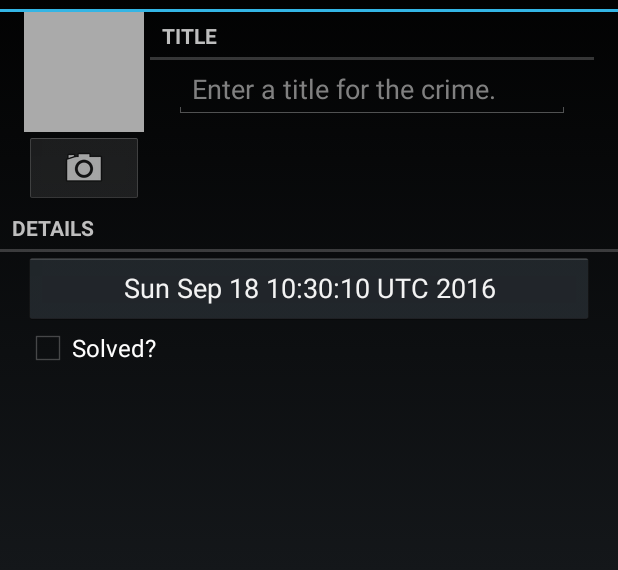
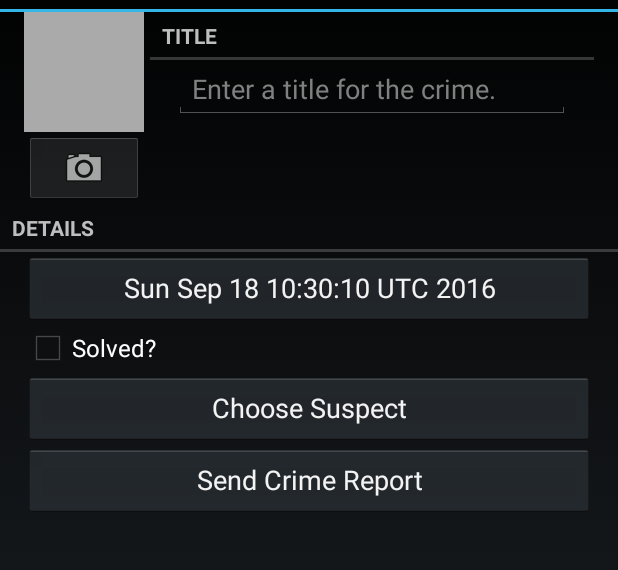
Before and after one commit to StudentWan/CriminalIntent, an Android app: the CrimeFragment screen opened directly, with no data from a screen before it, on a phone screen of 412 x 824 dp, the part 60-630 px from its top. Run offline under Robolectric (Android 15) with nearby library versions, the phone set to English and light mode, and no system bars.

Commit message:
Using implicit intent to record suspect and report crime.

```diff
--- a/CriminalIntent/app/src/main/java/com/wanbenyu/criminalintent/Crime.java
+++ b/CriminalIntent/app/src/main/java/com/wanbenyu/criminalintent/Crime.java
@@ -19,12 +19,14 @@
     private static final String JSON_SOLVED = "solved";
     private static final String JSON_DATE = "date";
     private static final String JSON_PHOTO = "photo";
+    private static final String JSON_SUSPECT = "suspect";
 
     private UUID mId;
     private String mTitle;
     private Date mDate;
     private boolean mSolved;
     private Photo mPhoto;
+    private String mSuspect;
 
     public Crime(){
 
@@ -41,6 +43,8 @@
         mDate = new Date(json.getLong(JSON_DATE));
         if(json.has(JSON_PHOTO))
             mPhoto = new Photo(json.getJSONObject(JSON_PHOTO));
+        if(json.has(JSON_SUSPECT))
+            mSuspect = json.getString(JSON_SUSPECT);
     }
 
     public JSONObject toJSON() throws JSONException{
@@ -51,6 +55,7 @@
         json.put(JSON_DATE, mDate.getTime());
         if(mPhoto != null)
             json.put(JSON_PHOTO,mPhoto.toJSON());
+        json.put(JSON_SUSPECT,mSuspect);
         return json;
     }
 
@@ -98,4 +103,12 @@
     public void deletePhoto() {
         mPhoto = null;
     }
+
+    public String getSuspect() {
+        return mSuspect;
+    }
+
+    public void setSuspect(String suspect) {
+        mSuspect = suspect;
+    }
 }
--- a/CriminalIntent/app/src/main/res/layout-land/fragment_crime.xml
+++ b/CriminalIntent/app/src/main/res/layout-land/fragment_crime.xml
@@ -1,5 +1,8 @@
 <?xml version="1.0" encoding="utf-8"?>
-<LinearLayout xmlns:android="http://schemas.android.com/apk/res/android"
+<ScrollView xmlns:android="http://schemas.android.com/apk/res/android"
+            android:layout_width="match_parent"
+            android:layout_height="match_parent">
+<LinearLayout
               android:layout_width="match_parent"
               android:layout_height="wrap_content"
               android:orientation="vertical">
@@ -78,4 +81,24 @@
 
     </LinearLayout>
 
+    <LinearLayout
+        android:orientation="horizontal"
+        android:layout_width="match_parent"
+        android:layout_height="match_parent"
+        android:layout_marginLeft="16dp"
+        android:layout_marginRight="16dp">
+        <Button
+            android:id="@+id/crime_suspectButton"
+            android:layout_width="wrap_content"
+            android:layout_height="match_parent"
+            android:layout_weight="1"
+            android:text="@string/crime_suspect_text"/>
+        <Button
+            android:id="@+id/crime_reportButton"
+            android:layout_width="wrap_content"
+            android:layout_height="match_parent"
+            android:layout_weight="1"
+            android:text="@string/crime_report_text"/>
+    </LinearLayout>
 </LinearLayout>
+</ScrollView>
--- a/CriminalIntent/app/src/main/res/layout/fragment_crime.xml
+++ b/CriminalIntent/app/src/main/res/layout/fragment_crime.xml
@@ -70,5 +70,19 @@
         android:layout_marginRight="16dp"
         android:text="@string/crime_solved_label"
         />
+    <Button
+        android:id="@+id/crime_suspectButton"
+        android:layout_width="match_parent"
+        android:layout_height="wrap_content"
+        android:layout_marginLeft="16dp"
+        android:layout_marginRight="16dp"
+        android:text="@string/crime_suspect_text"/>
+    <Button
+        android:id="@+id/crime_reportButton"
+        android:layout_width="match_parent"
+        android:layout_height="wrap_content"
+        android:layout_marginLeft="16dp"
+        android:layout_marginRight="16dp"
+        android:text="@string/crime_report_text"/>
 
 </LinearLayout>
--- a/CriminalIntent/app/src/main/res/values/strings.xml
+++ b/CriminalIntent/app/src/main/res/values/strings.xml
@@ -15,4 +15,15 @@
     <string name="empty_hint">没有数据</string>
     <string name="new_crime_button">创建</string>
     <string name="take">Take!</string>
+    <string name="crime_suspect_text">Choose Suspect</string>
+    <string name="crime_report_text">Send Crime Report</string>
+    <string name="crime_report">%1$s!
+      The crime was discovered on %2$s. %3$s, and %4$s
+    </string>
+    <string name="crime_report_sovled">The case is solved</string>
+    <string name="crime_report_unsovled">The case is not solved</string>
+    <string name="crime_report_no_suspect">There is no suspect.</string>
+    <string name="crime_report_suspect">The suspect is %s.</string>
+    <string name="crime_report_subject">CriminalIntent Crime Report</string>
+    <string name="send_report">Send crime report via</string>
 </resources>
```
Also changed, not shown: CriminalIntent/app/src/main/java/com/wanbenyu/criminalintent/CrimeFragment.java (+101 -3 lines), 71 other files.
